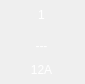
This is BusBar-Qt/home/homeboxwid.ui in luozhiyong131/BusBar as Qt 5 draws it before an edit. The edited form follows.
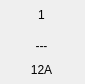
This is the edited form.

```diff
--- a/BusBar-Qt/home/homeboxwid.ui
+++ b/BusBar-Qt/home/homeboxwid.ui
@@ -14,7 +14,7 @@
    <string>Form</string>
   </property>
   <property name="styleSheet">
-   <string notr="true">color: rgb(255, 255, 255);</string>
+   <string notr="true"/>
   </property>
   <widget class="QPushButton" name="pushButton">
    <property name="geometry">
```
Left out of the diff: 7 changed lines with no effect on the pictures.
